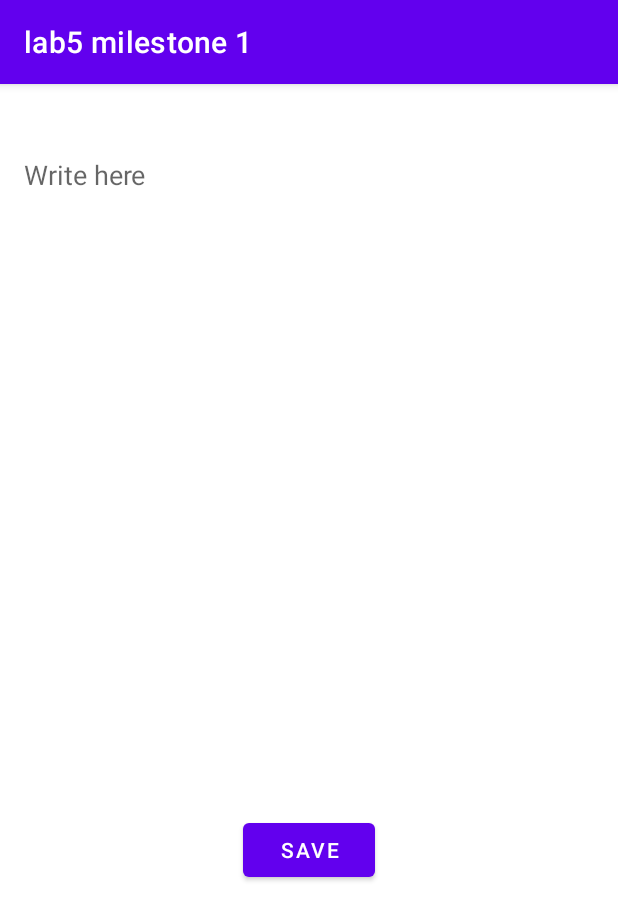
After one commit to raahaazfar/lab5milestone1, an Android app: the MainActivity3 screen opened directly, with no data from a screen before it, on a phone screen of 412 x 824 dp. The commit adds this screen. Shown: the top 920 px of the screen. Run offline under Robolectric (Android 15) with nearby library versions, the phone set to English and light mode, and no system bars.

Commit message:
milestone 2

```diff
--- a/app/src/main/AndroidManifest.xml
+++ b/app/src/main/AndroidManifest.xml
@@ -10,6 +10,9 @@
         android:supportsRtl="true"
         android:theme="@style/Theme.Lab5Milestone1">
         <activity
+            android:name=".MainActivity3"
+            android:exported="true" />
+        <activity
             android:name=".MainActivity2"
             android:exported="true" />
         <activity
@@ -21,6 +24,7 @@
                 <category android:name="android.intent.category.LAUNCHER" />
             </intent-filter>
         </activity>
+
     </application>
 
 </manifest>
--- /dev/null
+++ b/app/src/main/java/com/example/lab5milestone1/MainActivity3.java
@@ -0,0 +1,72 @@
+package com.example.lab5milestone1;
+
+import androidx.appcompat.app.AppCompatActivity;
+
+import android.content.Context;
+import android.content.Intent;
+import android.content.SharedPreferences;
+import android.database.sqlite.SQLiteDatabase;
+import android.os.Bundle;
+import android.view.View;
+import android.widget.EditText;
+
+import java.text.DateFormat;
+import java.text.SimpleDateFormat;
+import java.util.Date;
+
+public class MainActivity3 extends AppCompatActivity {
+
+    int noteid = -1;
+
+    @Override
+    protected void onCreate(Bundle savedInstanceState) {
+        super.onCreate(savedInstanceState);
+        setContentView(R.layout.activity_main3);
+
+        EditText editTextNote = (EditText) findViewById(R.id.editTextNote);
+        Intent intent = getIntent();
+        //
+        noteid = intent.getIntExtra("noteid",-1);
+
+        if (noteid != -1) {
+          Note note = MainActivity2.notes.get(noteid);
+          String noteContent = note.getContent();
+          editTextNote.setText(noteContent);
+        }
+
+    }
+    public void onClickSave(View view) {
+        //get edittext
+        EditText note = (EditText) findViewById(R.id.editTextNote);
+        String content = note.getText().toString();
+
+        //initialize SQLiteDatabase
+        Context context = getApplicationContext();
+        SQLiteDatabase sqLiteDatabase = context.openOrCreateDatabase("notes", Context.MODE_PRIVATE, null);
+
+        //3. initiate notes class variable
+        DBHelper dbHelper = new DBHelper(sqLiteDatabase);
+
+        //shared preferences:
+        SharedPreferences sharedPreferences = getSharedPreferences("com.example.lab5milestone1", MODE_PRIVATE);
+        String username = sharedPreferences.getString(MainActivity.usernameKey, "");
+
+        String title;
+        DateFormat dateFormat = new SimpleDateFormat("MM/dd/yyyy HH:mm:ss");
+        String date = dateFormat.format(new Date());
+
+        if (noteid == -1) {
+            title = "NOTE_" + (MainActivity2.notes.size() + 1);
+            dbHelper.saveNotes(username, title, content, date);
+        }
+        else {
+            title = "NOTE_" + (noteid + 1);
+            dbHelper.updateNote(title, date, content, username);
+        }
+
+        //go to MainActiviity2
+        Intent intent = new Intent(this, MainActivity2.class);
+        startActivity(intent);
+    }
+
+}
--- /dev/null
+++ b/app/src/main/res/layout/activity_main3.xml
@@ -0,0 +1,35 @@
+<?xml version="1.0" encoding="utf-8"?>
+<androidx.constraintlayout.widget.ConstraintLayout xmlns:android="http://schemas.android.com/apk/res/android"
+    xmlns:app="http://schemas.android.com/apk/res-auto"
+    xmlns:tools="http://schemas.android.com/tools"
+    android:layout_width="match_parent"
+    android:layout_height="match_parent"
+    tools:context=".MainActivity3">
+
+    <EditText
+        android:id="@+id/editTextNote"
+        android:layout_width="327dp"
+        android:layout_height="308dp"
+        android:layout_marginStart="16dp"
+        android:layout_marginTop="48dp"
+        android:background="@null"
+        android:ems="10"
+        android:gravity="top|left"
+        android:hint="Write here"
+        android:inputType="textMultiLine"
+        app:layout_constraintStart_toStartOf="parent"
+        app:layout_constraintTop_toTopOf="parent" />
+
+    <Button
+        android:id="@+id/button"
+        android:layout_width="wrap_content"
+        android:layout_height="wrap_content"
+        android:layout_marginBottom="65dp"
+        android:onClick="onClickSave"
+        android:text="Save"
+        app:layout_constraintBottom_toBottomOf="parent"
+        app:layout_constraintEnd_toEndOf="parent"
+        app:layout_constraintStart_toStartOf="parent"
+        app:layout_constraintTop_toBottomOf="@+id/editTextNote"
+        app:layout_constraintVertical_bias="0.438" />
+</androidx.constraintlayout.widget.ConstraintLayout>
```
Also changed, not shown: app/src/main/java/com/example/lab5milestone1/MainActivity2.java (+38 -14 lines), app/src/main/res/layout/activity_main2.xml (+14 -3 lines).
